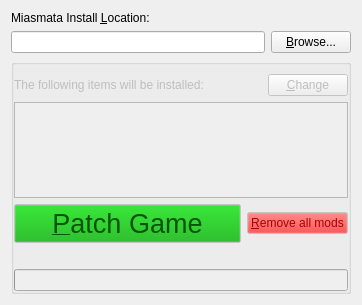
First picture: the form in miaspatch.ui, repository DarkStarSword/miasmata-fixes, before the edit.
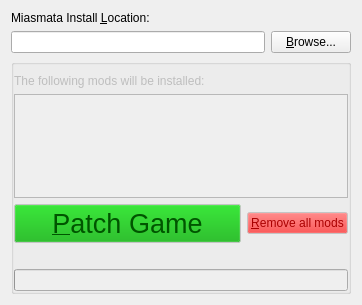
Second picture: the form after the edit.

```diff
--- a/miaspatch.ui
+++ b/miaspatch.ui
@@ -64,20 +64,7 @@
         <item>
          <widget class="QLabel" name="label_2">
           <property name="text">
-           <string>The following items will be installed:</string>
-          </property>
-         </widget>
-        </item>
-        <item>
-         <widget class="QPushButton" name="change_mods">
-          <property name="sizePolicy">
-           <sizepolicy hsizetype="Fixed" vsizetype="Fixed">
-            <horstretch>0</horstretch>
-            <verstretch>0</verstretch>
-           </sizepolicy>
-          </property>
-          <property name="text">
-           <string>&amp;Change</string>
+           <string>The following mods will be installed:</string>
           </property>
          </widget>
         </item>
```
Left out of the diff: 1 changed line with no effect on the pictures.
